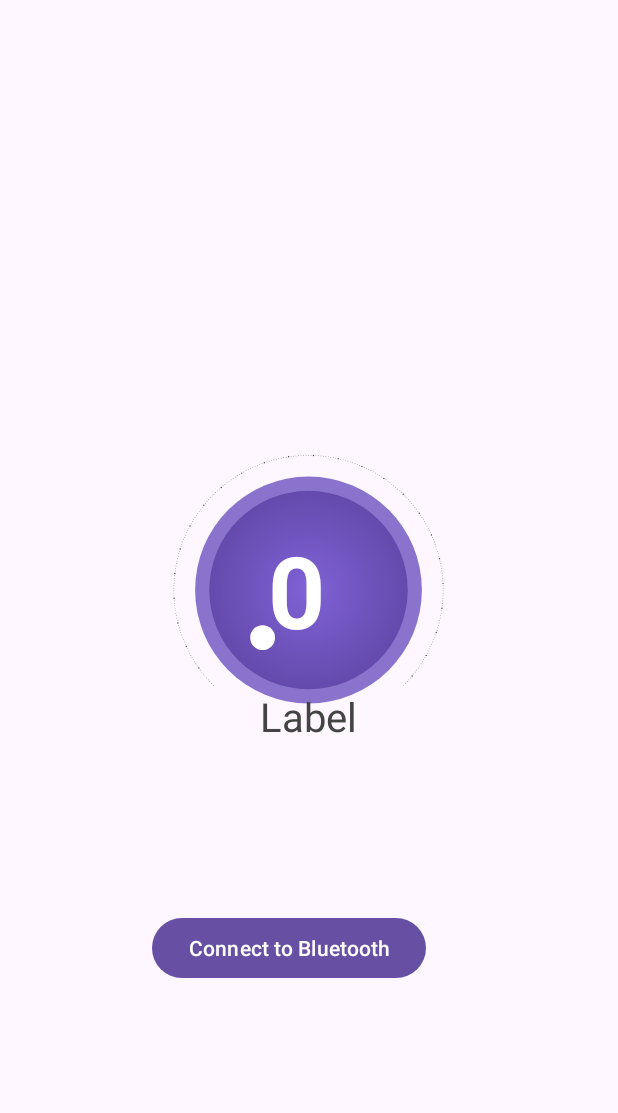
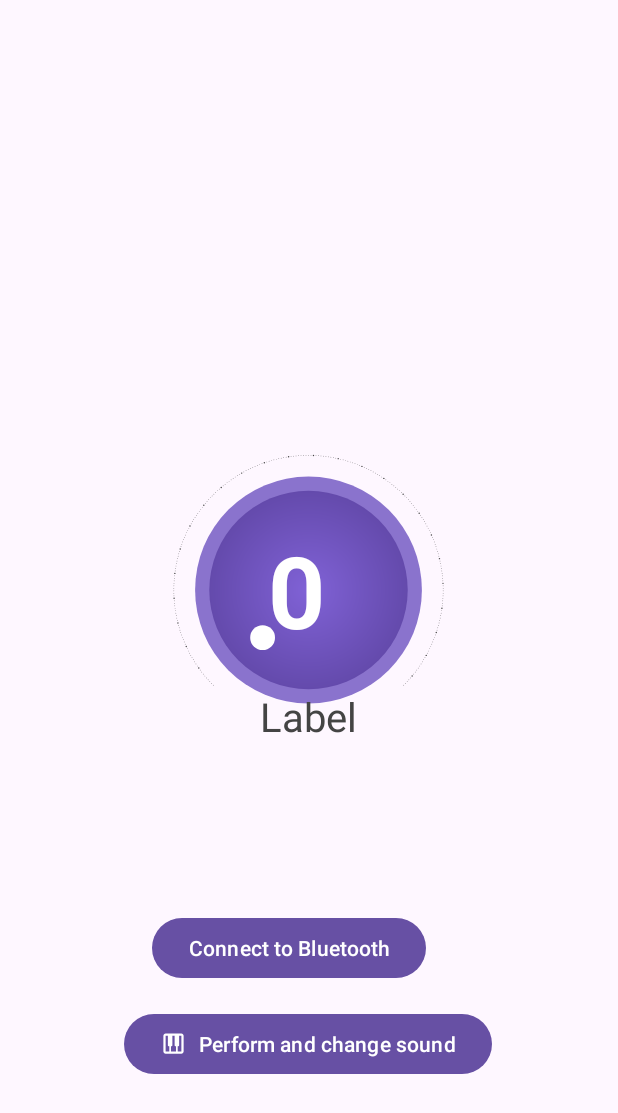
Before and after one commit to LUKE-MUL8/SynthControllerMozi, an Android app: the screen it shows after launch (MainActivity), on a phone screen of 412 x 824 dp. Shown: the top 1113 px of the screen. Run offline under Robolectric (Android 15) with nearby library versions, the phone set to English and light mode, and no system bars; 1 statement that could not run was skipped.

Commit message:
Add new buttons and icons

```diff
--- a/app/src/main/AndroidManifest.xml
+++ b/app/src/main/AndroidManifest.xml
@@ -20,7 +20,7 @@
         android:theme="@style/Theme.SynthController"
         tools:targetApi="31">
         <activity
-            android:name=".MainActivity2"
+            android:name=".PerformActivity"
             android:exported="false"
             android:configChanges="orientation|screenSize" />
         <activity
--- a/app/src/main/java/com/example/synthcontroller/MainActivity.java
+++ b/app/src/main/java/com/example/synthcontroller/MainActivity.java
@@ -4,16 +4,12 @@ import com.rejowan.rotaryknob.RotaryKnob;
 import android.bluetooth.BluetoothAdapter;
 import android.bluetooth.BluetoothDevice;
 import android.bluetooth.BluetoothSocket;
-import android.content.pm.PackageManager;
+import android.content.Intent;
 import android.os.Bundle;
 import android.widget.Button;
-import android.widget.SeekBar;
-import android.widget.TextView;
 import android.widget.Toast;
 
-import androidx.appcompat.app.AlertDialog;
 import androidx.appcompat.app.AppCompatActivity;
-import androidx.core.app.ActivityCompat;
 
 import java.io.IOException;
 import java.io.OutputStream;
@@ -27,7 +23,6 @@ public class MainActivity extends AppCompatActivity {
     private final String DEVICE_NAME = "HC-02"; // Bluetooth module name
     private final UUID UUID_SERIAL_PORT = UUID.fromString("00001101-0000-1000-8000-00805F9B34FB");
     private RotaryKnob rotaryKnob;
-
     @Override
     protected void onCreate(Bundle savedInstanceState) {
         super.onCreate(savedInstanceState);
@@ -53,7 +48,25 @@ public class MainActivity extends AppCompatActivity {
         // Bluetooth connection button
         Button connectButton = findViewById(R.id.connect_button);
         connectButton.setOnClickListener(v -> connectToBluetooth());
+
+        // Find the button by its ID
+        Button navigateButton = findViewById(R.id.navigate_button);
+
+        // Check if the button was found
+        if (navigateButton == null) {
+            throw new RuntimeException("navigate_button not found in activity_main.xml");
+        }
+
+        // Set OnClickListener
+        navigateButton.setOnClickListener(v -> {
+            Intent intent = new Intent(MainActivity.this, PerformActivity.class);
+            startActivity(intent);
+        });
+
     }
+
+
+
 
     private void sendKnobValue(int progress) {
         if (btOutput != null) {
--- a/app/src/main/java/com/example/synthcontroller/MainActivity2.java
+++ b/app/src/main/java/com/example/synthcontroller/PerformActivity.java
@@ -27,7 +27,7 @@ import java.io.OutputStream;
 import java.util.Set;
 import java.util.UUID;
 
-public class MainActivity2 extends AppCompatActivity {
+public class PerformActivity extends AppCompatActivity {
 
     private PianoView pianoView;
     private BluetoothSocket bluetoothSocket;
--- /dev/null
+++ b/app/src/main/res/drawable/baseline_piano_24.xml
@@ -0,0 +1,5 @@
+<vector xmlns:android="http://schemas.android.com/apk/res/android" android:height="24dp" android:tint="#000000" android:viewportHeight="24" android:viewportWidth="24" android:width="24dp">
+
+    <path android:fillColor="@android:color/white" android:pathData="M19,3H5C3.9,3 3,3.9 3,5v14c0,1.1 0.9,2 2,2h14c1.1,0 2,-0.9 2,-2V5C21,3.9 20.1,3 19,3zM14,14.5h0.25V19h-4.5v-4.5H10c0.55,0 1,-0.45 1,-1V5h2v8.5C13,14.05 13.45,14.5 14,14.5zM5,5h2v8.5c0,0.55 0.45,1 1,1h0.25V19H5V5zM19,19h-3.25v-4.5H16c0.55,0 1,-0.45 1,-1V5h2V19z"/>
+
+</vector>
--- /dev/null
+++ b/app/src/main/res/drawable/baseline_queue_music_24.xml
@@ -0,0 +1,5 @@
+<vector xmlns:android="http://schemas.android.com/apk/res/android" android:autoMirrored="true" android:height="24dp" android:tint="#000000" android:viewportHeight="24" android:viewportWidth="24" android:width="24dp">
+
+    <path android:fillColor="@android:color/white" android:pathData="M15,6H3v2h12V6zM15,10H3v2h12V10zM3,16h8v-2H3V16zM17,6v8.18C16.69,14.07 16.35,14 16,14c-1.66,0 -3,1.34 -3,3s1.34,3 3,3s3,-1.34 3,-3V8h3V6H17z"/>
+
+</vector>
--- a/app/src/main/res/layout/activity_main.xml
+++ b/app/src/main/res/layout/activity_main.xml
@@ -15,6 +15,19 @@
         app:layout_constraintBottom_toBottomOf="parent"
         app:layout_constraintEnd_toEndOf="parent"
         app:layout_constraintTop_toBottomOf="@+id/rotaryKnob" />
+
+
+    <Button
+        android:id="@+id/navigate_button"
+        android:layout_width="wrap_content"
+        android:layout_height="wrap_content"
+        android:layout_marginTop="16dp"
+        android:text="Perform and change sound"
+        app:icon="@drawable/baseline_piano_24"
+        app:layout_constraintEnd_toEndOf="parent"
+        app:layout_constraintHorizontal_bias="0.496"
+        app:layout_constraintStart_toStartOf="parent"
+        app:layout_constraintTop_toBottomOf="@+id/connect_button" />
 
     <com.rejowan.rotaryknob.RotaryKnob
         android:id="@+id/rotaryKnob"
```
